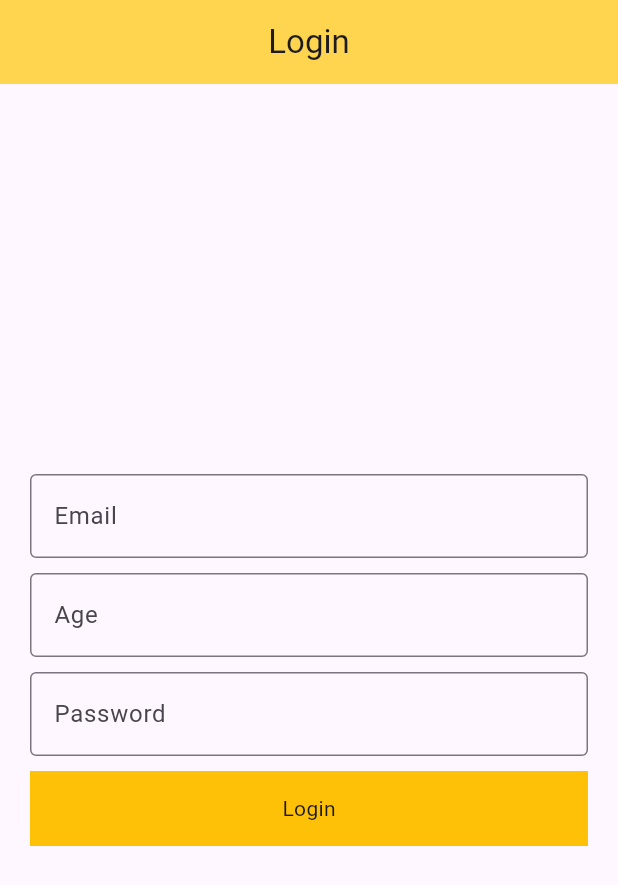
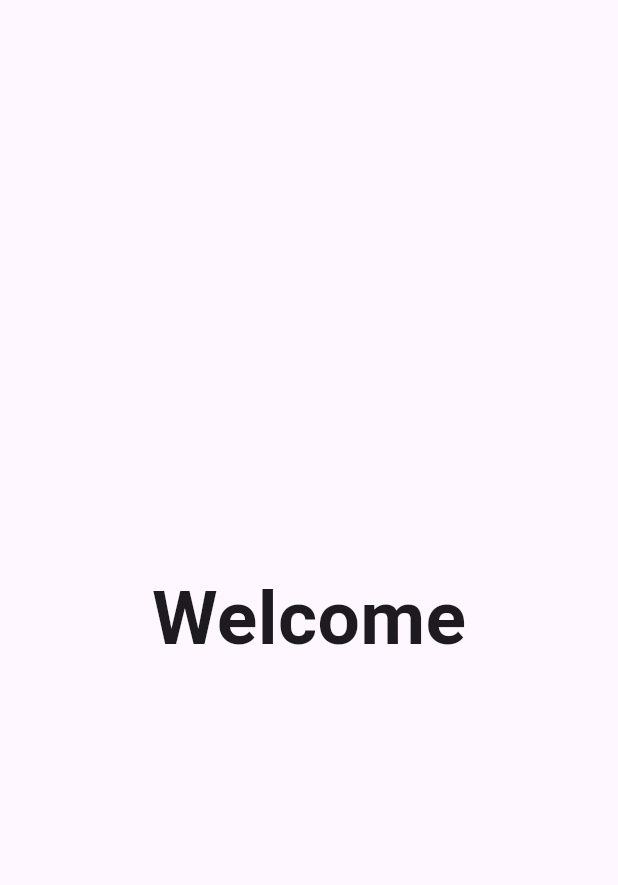
Before and after one commit to ZainR10/Flutter-Rooms, a Flutter app: the first screen one second after launch, on a phone screen of 412 x 824 dp. Shown: the top 885 px of the screen. Run offline on Flutter 3.47's test engine with Material 3 defaults, Android fonts, the phone set to English and light mode, and no system bars; our stand-ins replace shared_preferences.

Commit message:
'splash screen' created splash screen

```diff
--- a/lib/main.dart
+++ b/lib/main.dart
@@ -1,5 +1,6 @@
 import 'package:flutter/material.dart';
-import 'package:flutter_rooms/login.dart';
+
+import 'package:flutter_rooms/splash_screen.dart';
 
 void main() {
   runApp(const MyApp());
@@ -33,7 +34,7 @@ class MyApp extends StatelessWidget {
         useMaterial3: true,
       ),
       debugShowCheckedModeBanner: false,
-      home: const Login(),
+      home: const SplashScreen(),
     );
   }
 }
--- /dev/null
+++ b/lib/splash_screen.dart
@@ -0,0 +1,32 @@
+import 'dart:async'; // Add import for Timer
+
+import 'package:flutter/material.dart';
+import 'login.dart';
+
+class SplashScreen extends StatefulWidget {
+  const SplashScreen({Key? key}) : super(key: key); // Fixed constructor syntax
+
+  @override
+  _SplashScreenState createState() => _SplashScreenState();
+}
+
+class _SplashScreenState extends State<SplashScreen> {
+  @override
+  void initState() {
+    super.initState();
+
+    Timer(const Duration(seconds: 3), () {
+      Navigator.push(
+          context, MaterialPageRoute(builder: (context) => const Login()));
+    });
+  }
+
+  @override
+  Widget build(BuildContext context) {
+    return const Scaffold(
+      body: Center(
+          child: Text('Welcome',
+              style: TextStyle(fontSize: 50, fontWeight: FontWeight.bold))),
+    );
+  }
+}
```
